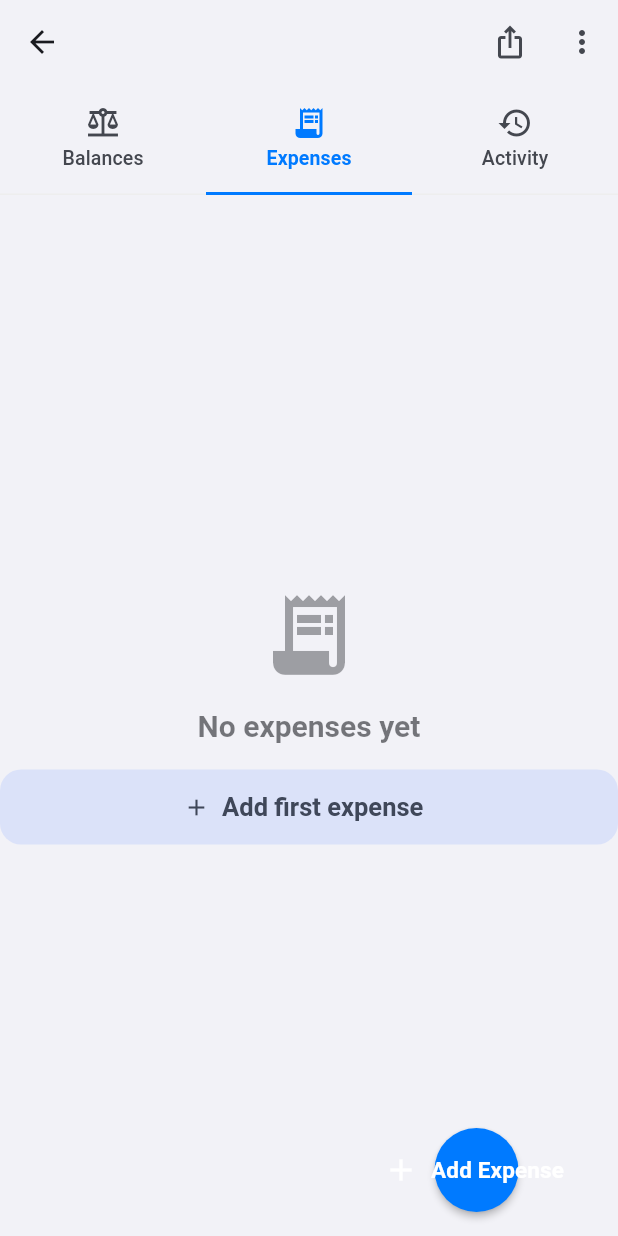
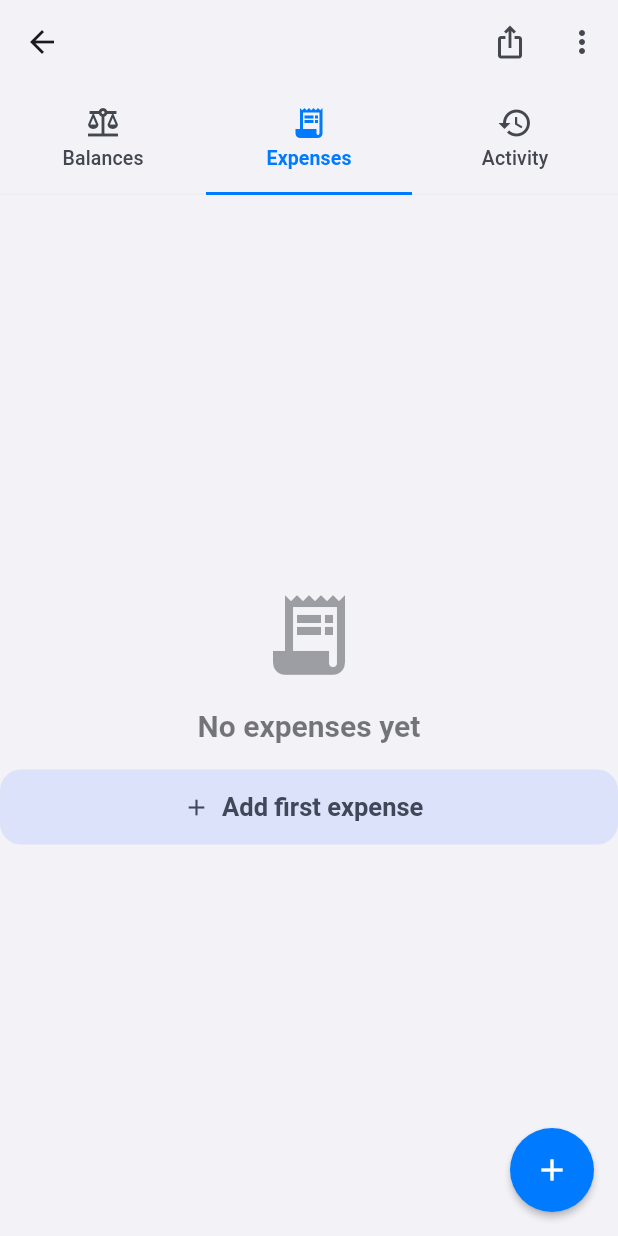
Before and after one commit to salahxiv/split-genesis, a Flutter app: the GroupDetailScreen screen opened directly with empty values, tab 2 chosen, on a phone screen of 412 x 824 dp. Run offline on Flutter 3.47's test engine with Material 3 defaults, Android fonts, the light colour scheme and no system bars; our stand-ins replace app_links, connectivity_plus, flutter_image_compress, flutter_local_notifications, flutter_riverpod, flutter_secure_storage and 8 more; missing offline and left inert: mobile_scanner; accounts and stored records are empty; network calls fail.

Commit message:
feat: Simplified FAB - Remove SpeedDial (#94)
- Replaced SpeedDial (long-press multi-action) with simple FloatingActionButton
- Removed _SpeedDialItem widget class
- Removed _isFabExpanded, _fabAnimationController, _toggleFab
- Changed TickerProviderStateMixin → SingleTickerProviderStateMixin
- Record Payment still accessible from Settle Up flow / popup menu
- Add Member still accessible from overflow menu (Manage Members)

Part of UX Roadmap #94

Co-authored-by: SeniorDev <cto@salah.ai>

```diff
--- a/lib/features/balances/screens/group_detail_screen.dart
+++ b/lib/features/balances/screens/group_detail_screen.dart
@@ -44,22 +44,14 @@ class GroupDetailScreen extends ConsumerStatefulWidget {
 }
 
 class _GroupDetailScreenState extends ConsumerState<GroupDetailScreen>
-    with TickerProviderStateMixin {
+    with SingleTickerProviderStateMixin {
   late TabController _tabController;
-  late AnimationController _fabAnimationController;
   late String _groupName;
-  bool _isFabExpanded = false;
-
-  // Swipe-to-delete discoverability (Issue #73)
 
   @override
   void initState() {
     super.initState();
     _tabController = TabController(length: 3, vsync: this);
-    _fabAnimationController = AnimationController(
-      vsync: this,
-      duration: const Duration(milliseconds: 250),
-    );
     _groupName = widget.group.name;
 
     // BUG-01 fix: Start realtime subscription here (not in HomeScreen) so
@@ -88,19 +80,7 @@ class _GroupDetailScreenState extends ConsumerState<GroupDetailScreen>
     SyncService.instance.onRealtimeChange = null;
     SyncService.instance.stopListening(widget.group.id);
     _tabController.dispose();
-    _fabAnimationController.dispose();
     super.dispose();
-  }
-
-  void _toggleFab() {
-    setState(() {
-      _isFabExpanded = !_isFabExpanded;
-      if (_isFabExpanded) {
-        _fabAnimationController.forward();
-      } else {
-        _fabAnimationController.reverse();
-      }
-    });
   }
 
   Future<void> _renameGroup() async {
@@ -273,7 +253,6 @@ class _GroupDetailScreenState extends ConsumerState<GroupDetailScreen>
   }
 
   Future<void> _openAddExpense() async {
-    if (_isFabExpanded) _toggleFab();
     try {
       final container = ProviderScope.containerOf(context);
       final result = await showModalBottomSheet<String>(
@@ -316,7 +295,6 @@ class _GroupDetailScreenState extends ConsumerState<GroupDetailScreen>
   }
 
   Future<void> _openRecordPayment() async {
-    if (_isFabExpanded) _toggleFab();
     final members = ref.read(membersProvider(widget.group.id)).valueOrNull ?? [];
     if (members.length < 2) {
       if (mounted) {
@@ -421,7 +399,6 @@ class _GroupDetailScreenState extends ConsumerState<GroupDetailScreen>
   }
 
   Future<void> _openAddMember() async {
-    if (_isFabExpanded) _toggleFab();
     final controller = TextEditingController();
     final name = await showDialog<String>(
       context: context,
@@ -461,44 +438,12 @@ class _GroupDetailScreenState extends ConsumerState<GroupDetailScreen>
     controller.dispose();
   }
 
-  // Issue #72: 1-tap FAB for primary action (Add Expense)
-  // Secondary actions (Record Payment, Add Member) accessible via long-press.
-  Widget _buildSpeedDial() {
-    return Column(
-      mainAxisSize: MainAxisSize.min,
-      crossAxisAlignment: CrossAxisAlignment.end,
-      children: [
-        // Speed dial secondary options (expanded on long-press / toggle)
-        _SpeedDialItem(
-          icon: Icons.person_add,
-          label: 'Add Member',
-          onTap: _openAddMember,
-          animation: _fabAnimationController,
-          index: 1,
-        ),
-        _SpeedDialItem(
-          icon: Icons.payment,
-          label: 'Record Payment',
-          onTap: _openRecordPayment,
-          animation: _fabAnimationController,
-          index: 0,
-        ),
-        // Main FAB — 1-tap: Add Expense; long-press: toggle secondary menu
-        GestureDetector(
-          onLongPress: _toggleFab,
-          child: FloatingActionButton.extended(
-            onPressed: _openAddExpense,
-            icon: AnimatedSwitcher(
-              duration: const Duration(milliseconds: 200),
-              child: _isFabExpanded
-                  ? const Icon(Icons.close, key: ValueKey('close'))
-                  : const Icon(Icons.add, key: ValueKey('add')),
-            ),
-            label: const Text('Add Expense'),
-            tooltip: 'Add Expense (long-press for more)',
-          ),
-        ),
-      ],
+  // Simple FAB — single tap for Add Expense
+  Widget _buildFab() {
+    return FloatingActionButton(
+      onPressed: _openAddExpense,
+      tooltip: 'Add Expense',
+      child: const Icon(Icons.add),
     );
   }
 
@@ -586,7 +531,7 @@ class _GroupDetailScreenState extends ConsumerState<GroupDetailScreen>
           ActivityTab(groupId: groupId),
         ],
       ),
-      floatingActionButton: _buildSpeedDial(),
+      floatingActionButton: _buildFab(),
     );
   }
 }
@@ -1550,65 +1495,3 @@ class _BalancesTab extends ConsumerWidget {
   }
 
 }
-
-class _SpeedDialItem extends StatelessWidget {
-  final IconData icon;
-  final String label;
-  final VoidCallback onTap;
-  final AnimationController animation;
-  final int index;
-
-  const _SpeedDialItem({
-    required this.icon,
-    required this.label,
-    required this.onTap,
-    required this.animation,
-    required this.index,
-  });
-
-  @override
-  Widget build(BuildContext context) {
-    final delay = index * 0.1;
-    final interval = Interval(delay, 0.5 + delay, curve: Curves.easeOut);
-    return SizeTransition(
-      sizeFactor: animation.drive(CurveTween(curve: interval)),
-      axisAlignment: 1.0,
-      child: FadeTransition(
-        opacity: animation.drive(CurveTween(curve: interval)),
-        child: Padding(
-          padding: const EdgeInsets.only(bottom: 12),
-          child: Row(
-            mainAxisAlignment: MainAxisAlignment.end,
-            mainAxisSize: MainAxisSize.max,
-            children: [
-              Container(
-                padding: const EdgeInsets.symmetric(horizontal: 12, vertical: 8),
-                decoration: BoxDecoration(
-                  color: Theme.of(context).colorScheme.surfaceContainerHighest,
-                  borderRadius: BorderRadius.circular(8),
-                  boxShadow: [
-                    BoxShadow(
-                      color: Colors.black.withAlpha(20),
-                      blurRadius: 4,
-                      offset: const Offset(0, 2),
-                    ),
-                  ],
-                ),
-                child: Text(
-                  label,
-                  style: Theme.of(context).textTheme.labelLarge,
-                ),
-              ),
-              const SizedBox(width: 12),
-              FloatingActionButton.small(
-                heroTag: 'speedDial_$label',
-                onPressed: onTap,
-                child: Icon(icon),
-              ),
-            ],
-          ),
-        ),
-      ),
-    );
-  }
-}
```
